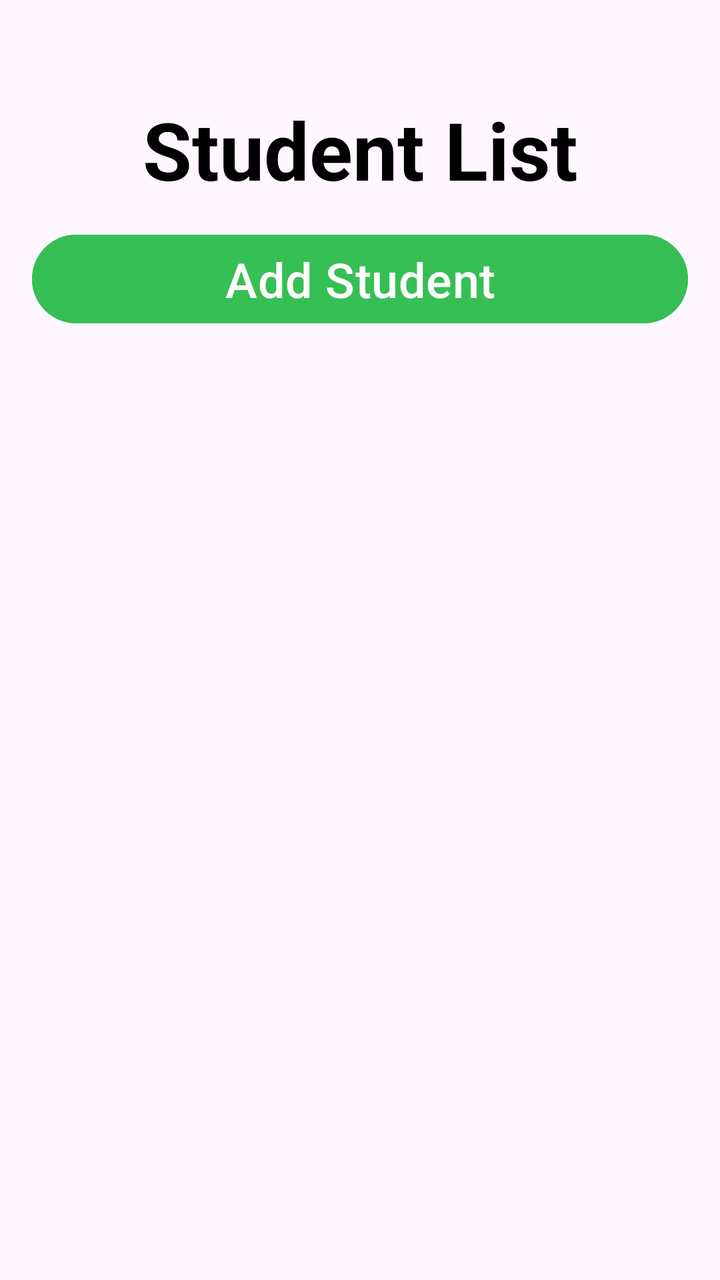
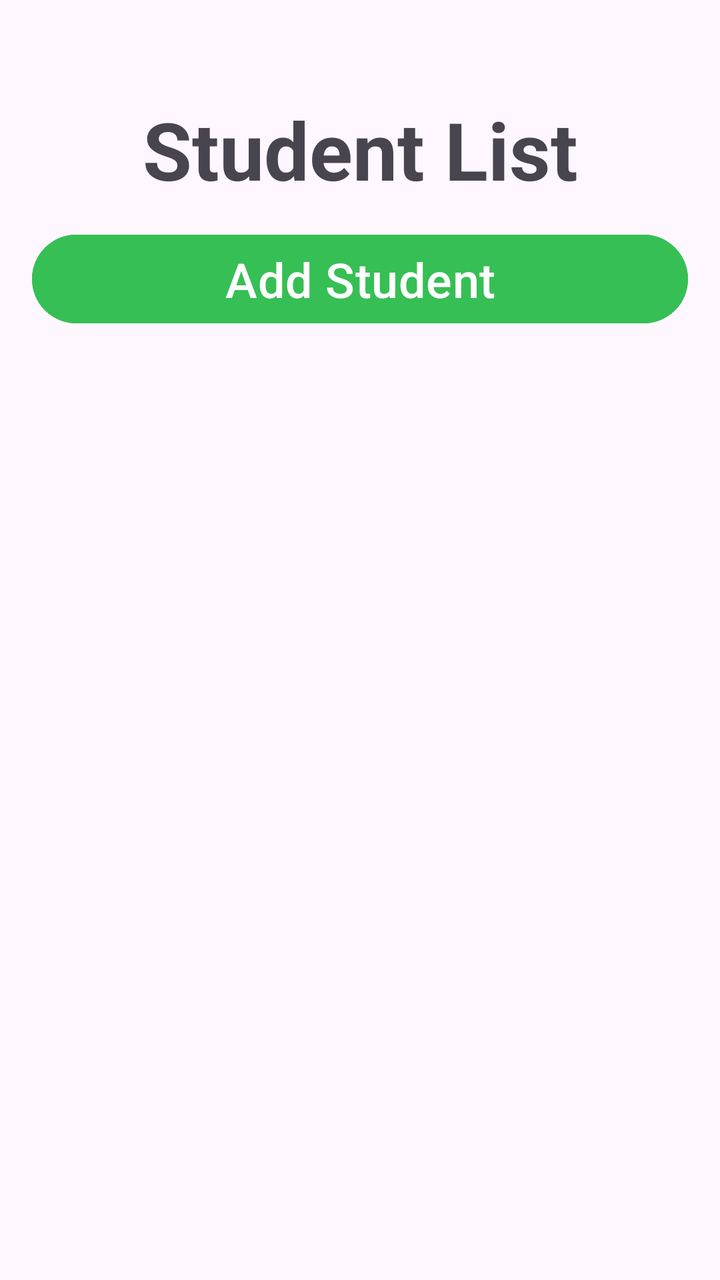

The first picture is an Android layout as it rendered before a commit; the second is the same layout after the commit. The layout source and the unified diff follow.
<!-- AndroidManifest.xml: application theme Theme.StudentListApp -->
<!-- res/layout/activity_main.xml -->
<?xml version="1.0" encoding="utf-8"?>
<LinearLayout xmlns:android="http://schemas.android.com/apk/res/android"
    xmlns:tools="http://schemas.android.com/tools"
    android:id="@+id/main"
    android:layout_width="match_parent"
    android:layout_height="match_parent"
    android:orientation="vertical"
    android:paddingTop="48dp"
    android:paddingBottom="16dp"
    android:paddingLeft="16dp"
    android:paddingRight="16dp"
    tools:context=".MainActivity">

    <TextView
        android:layout_width="match_parent"
        android:layout_height="wrap_content"
        android:text="Student List"
        android:textSize="40sp"
        android:textStyle="bold"
        android:textColor="@color/black"
        android:gravity="center"
        android:layout_marginBottom="12dp" />
    
    <Button
        android:id="@+id/btnAddStudent"
        android:layout_width="match_parent"
        android:layout_height="wrap_content"
        android:text="Add Student"
        android:textSize="24sp"
        android:backgroundTint="#36BF54" />

    <androidx.recyclerview.widget.RecyclerView
        android:id="@+id/rvStudents"
        android:layout_width="match_parent"
        android:layout_height="0dp"
        android:layout_weight="1" />

</LinearLayout>
<!-- resources referenced by this layout -->
<resources>
  <color name="black">#FF000000</color>
  <style name="Theme.StudentListApp" parent="Base.Theme.StudentListApp" />
  <style name="Base.Theme.StudentListApp" parent="Theme.Material3.DayNight.NoActionBar">
          
          
      </style>
</resources>

<!-- the commit's change to res/layout/activity_main.xml (unified diff, before → after) -->
@@ -17,7 +17,6 @@
         android:text="Student List"
         android:textSize="40sp"
         android:textStyle="bold"
-        android:textColor="@color/black"
         android:gravity="center"
         android:layout_marginBottom="12dp" />
     
<!-- resource entries referenced after the edit -->
@@ -1,6 +1,5 @@
 <!-- resources referenced by this layout -->
 <resources>
-  <color name="black">#FF000000</color>
   <style name="Theme.StudentListApp" parent="Base.Theme.StudentListApp" />
   <style name="Base.Theme.StudentListApp" parent="Theme.Material3.DayNight.NoActionBar">
           
